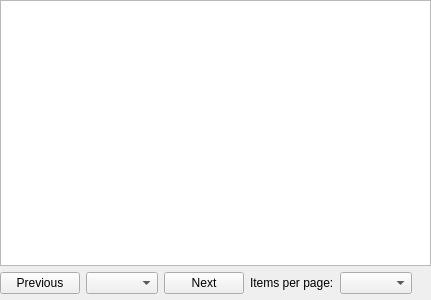
Above: source/client/desktop/management/router_group_widget.ui from dchapyshev/aspia before the change. Below: the same form after it.
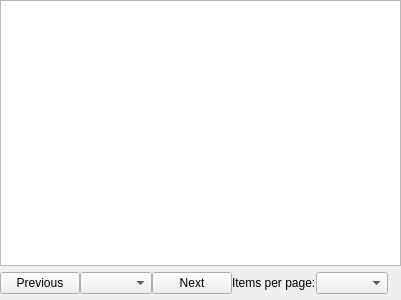
That is the form after the change. Icons and pictures are not drawn. Custom widgets are drawn as their Qt base class.

Diff of the .ui file:
```diff
--- a/source/client/desktop/management/router_group_widget.ui
+++ b/source/client/desktop/management/router_group_widget.ui
@@ -11,6 +11,9 @@
    </rect>
   </property>
   <layout class="QVBoxLayout" name="verticalLayout">
+   <property name="spacing">
+    <number>0</number>
+   </property>
    <property name="leftMargin">
     <number>0</number>
    </property>
@@ -41,6 +44,9 @@
    </item>
    <item>
     <layout class="QHBoxLayout" name="layout_hosts_pagination">
+     <property name="topMargin">
+      <number>6</number>
+     </property>
      <property name="rightMargin">
       <number>6</number>
      </property>
```
